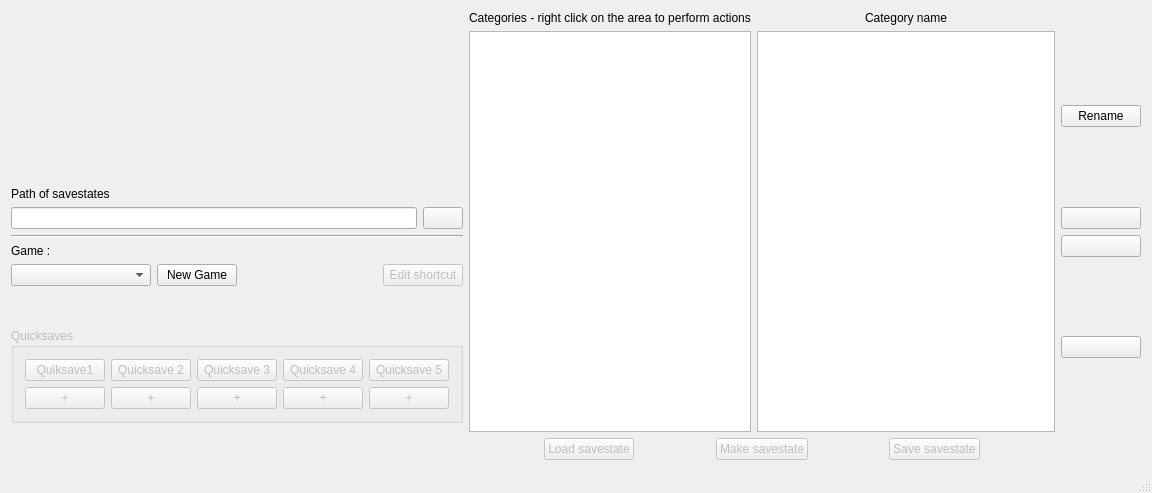
Qt form savestate2snesw.ui (Skarsnik/Savestate2snes) before a commit.
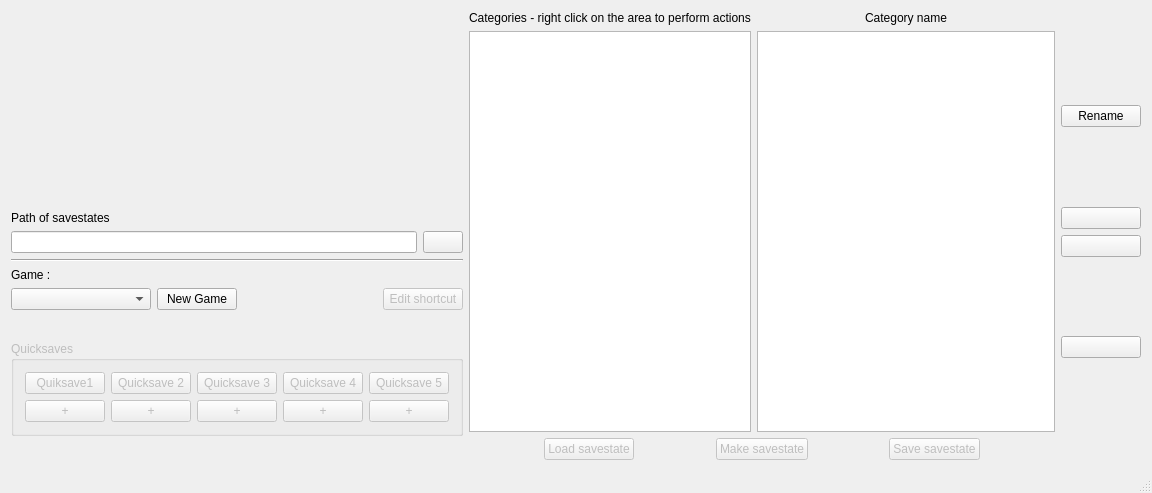
The same form after that commit. Custom widgets are drawn as their Qt base class.

```diff
--- a/savestate2snesw.ui
+++ b/savestate2snesw.ui
@@ -51,6 +51,19 @@
         </property>
        </widget>
       </item>
+      <item>
+       <spacer name="verticalSpacer_7">
+        <property name="orientation">
+         <enum>Qt::Vertical</enum>
+        </property>
+        <property name="sizeHint" stdset="0">
+         <size>
+          <width>20</width>
+          <height>40</height>
+         </size>
+        </property>
+       </spacer>
+      </item>
       <item>
        <layout class="QVBoxLayout" name="verticalLayout_2">
         <property name="sizeConstraint">
```
